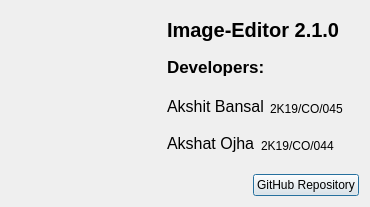
Old version of the form aboutdialog.ui in the repository adityaharsh2001/NodeBasedImageEditor.
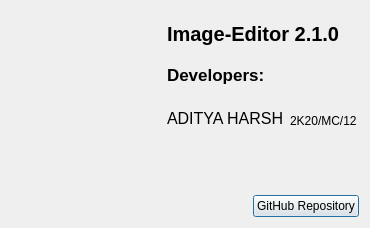
New version of the form. Icons and pictures are not drawn.

```diff
--- a/aboutdialog.ui
+++ b/aboutdialog.ui
@@ -7,7 +7,7 @@
     <x>0</x>
     <y>0</y>
     <width>370</width>
-    <height>207</height>
+    <height>228</height>
    </rect>
   </property>
   <property name="windowTitle">
@@ -111,7 +111,7 @@
             </font>
            </property>
            <property name="text">
-            <string>Akshit Bansal</string>
+            <string>ADITYA HARSH</string>
            </property>
            <property name="alignment">
             <set>Qt::AlignBottom|Qt::AlignLeading|Qt::AlignLeft</set>
@@ -127,7 +127,7 @@
             </size>
            </property>
            <property name="text">
-            <string>2K19/CO/045</string>
+            <string>2K20/MC/12</string>
            </property>
            <property name="alignment">
             <set>Qt::AlignBottom|Qt::AlignLeading|Qt::AlignLeft</set>
@@ -154,43 +154,6 @@
          <property name="spacing">
           <number>6</number>
          </property>
-         <item>
-          <widget class="QLabel" name="label_4">
-           <property name="maximumSize">
-            <size>
-             <width>16777215</width>
-             <height>25</height>
-            </size>
-           </property>
-           <property name="font">
-            <font>
-             <pointsize>12</pointsize>
-            </font>
-           </property>
-           <property name="text">
-            <string>Akshat Ojha</string>
-           </property>
-           <property name="alignment">
-            <set>Qt::AlignBottom|Qt::AlignLeading|Qt::AlignLeft</set>
-           </property>
-          </widget>
-         </item>
-         <item>
-          <widget class="QLabel" name="label_7">
-           <property name="maximumSize">
-            <size>
-             <width>16777215</width>
-             <height>25</height>
-            </size>
-           </property>
-           <property name="text">
-            <string>2K19/CO/044</string>
-           </property>
-           <property name="alignment">
-            <set>Qt::AlignBottom|Qt::AlignLeading|Qt::AlignLeft</set>
-           </property>
-          </widget>
-         </item>
          <item>
           <spacer name="horizontalSpacer_3">
            <property name="orientation">
```
